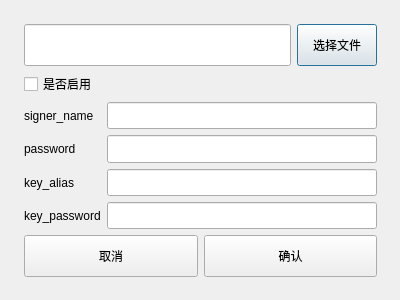
Above: res/ui/dialog_signer_config.ui from purejiang/BlankTool before the change. Below: the same form after it.
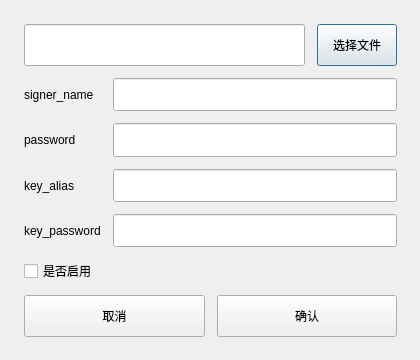
That is the form after the change.

Patch:
```diff
--- a/res/ui/dialog_signer_config.ui
+++ b/res/ui/dialog_signer_config.ui
@@ -6,8 +6,8 @@
    <rect>
     <x>0</x>
     <y>0</y>
-    <width>400</width>
-    <height>300</height>
+    <width>420</width>
+    <height>360</height>
    </rect>
   </property>
   <property name="windowTitle">
@@ -18,13 +18,13 @@
     <rect>
      <x>0</x>
      <y>0</y>
-     <width>401</width>
-     <height>301</height>
+     <width>421</width>
+     <height>361</height>
     </rect>
    </property>
-   <layout class="QVBoxLayout" name="verticalLayout" stretch="1,1,3,1">
+   <layout class="QVBoxLayout" name="verticalLayout" stretch="1,4,0,1">
     <property name="spacing">
-     <number>6</number>
+     <number>12</number>
     </property>
     <property name="leftMargin">
      <number>24</number>
@@ -65,17 +65,6 @@
       </item>
      </layout>
     </item>
-    <item>
-     <layout class="QHBoxLayout" name="horizontalLayout">
-      <item>
-       <widget class="QCheckBox" name="ckb_is_used_signer">
-        <property name="text">
-         <string>是否启用</string>
-        </property>
-       </widget>
-      </item>
-     </layout>
-    </item>
     <item>
      <layout class="QGridLayout" name="gridLayout" columnstretch="1,4">
       <item row="3" column="0">
@@ -172,6 +161,17 @@
       </item>
      </layout>
     </item>
+    <item>
+     <layout class="QHBoxLayout" name="horizontalLayout">
+      <item>
+       <widget class="QCheckBox" name="ckb_is_used_signer">
+        <property name="text">
+         <string>是否启用</string>
+        </property>
+       </widget>
+      </item>
+     </layout>
+    </item>
     <item>
      <layout class="QHBoxLayout" name="horizontalLayout_4" stretch="0,0">
       <item>
```
